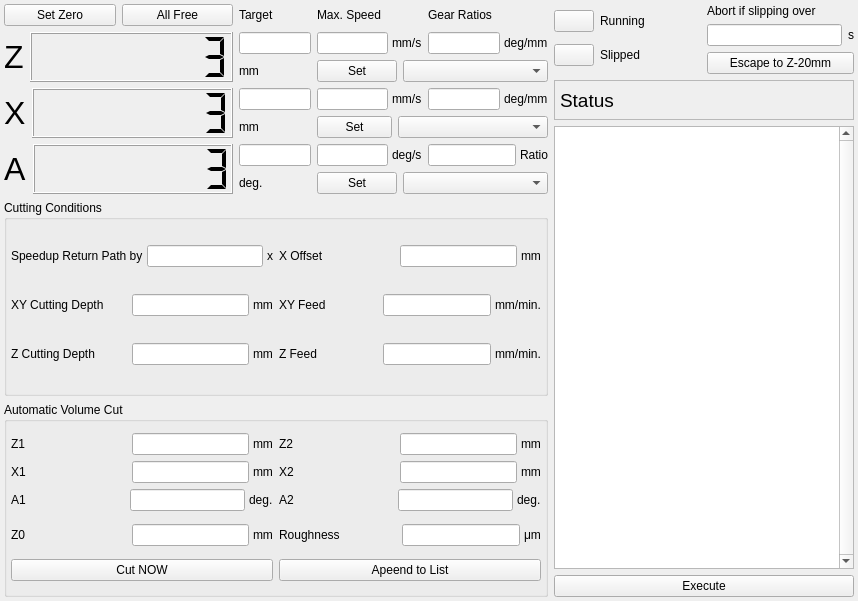
The window that modules/motor/camform.ui (northriv/KAME) describes before a commit, drawn with Qt 5.
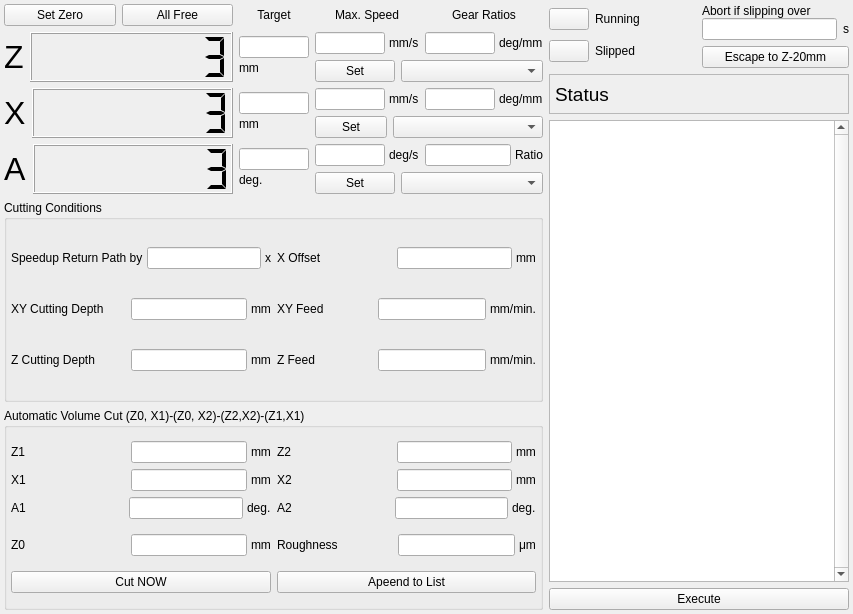
The same window after the commit.

Commit message: user friendly more

```diff
--- a/modules/motor/camform.ui
+++ b/modules/motor/camform.ui
@@ -6,8 +6,8 @@
    <rect>
     <x>0</x>
     <y>0</y>
-    <width>858</width>
-    <height>601</height>
+    <width>853</width>
+    <height>614</height>
    </rect>
   </property>
   <property name="windowTitle">
@@ -82,6 +82,9 @@
         <property name="text">
          <string>Target</string>
         </property>
+        <property name="alignment">
+         <set>Qt::AlignCenter</set>
+        </property>
         <property name="wordWrap">
          <bool>false</bool>
         </property>
@@ -104,6 +107,9 @@
         <property name="text">
          <string>Max. Speed</string>
         </property>
+        <property name="alignment">
+         <set>Qt::AlignCenter</set>
+        </property>
         <property name="wordWrap">
          <bool>false</bool>
         </property>
@@ -126,6 +132,9 @@
         <property name="text">
          <string>Gear Ratios</string>
         </property>
+        <property name="alignment">
+         <set>Qt::AlignCenter</set>
+        </property>
         <property name="wordWrap">
          <bool>false</bool>
         </property>
@@ -204,6 +213,15 @@
       </item>
       <item row="1" column="1" rowspan="2">
        <layout class="QVBoxLayout" name="verticalLayout_5">
+        <property name="spacing">
+         <number>0</number>
+        </property>
+        <property name="topMargin">
+         <number>4</number>
+        </property>
+        <property name="bottomMargin">
+         <number>4</number>
+        </property>
         <item>
          <widget class="QLineEdit" name="m_edTargetZ">
           <property name="sizePolicy">
@@ -340,7 +358,7 @@
          <widget class="QPushButton" name="m_btnSetMaxSpeedZ">
           <property name="minimumSize">
            <size>
-            <width>30</width>
+            <width>40</width>
             <height>0</height>
            </size>
           </property>
@@ -428,6 +446,15 @@
       </item>
       <item row="3" column="1" rowspan="2">
        <layout class="QVBoxLayout" name="verticalLayout_6">
+        <property name="spacing">
+         <number>0</number>
+        </property>
+        <property name="topMargin">
+         <number>4</number>
+        </property>
+        <property name="bottomMargin">
+         <number>4</number>
+        </property>
         <item>
          <widget class="QLineEdit" name="m_edTargetX">
           <property name="sizePolicy">
@@ -564,7 +591,7 @@
          <widget class="QPushButton" name="m_btnSetMaxSpeedX">
           <property name="minimumSize">
            <size>
-            <width>30</width>
+            <width>40</width>
             <height>0</height>
            </size>
           </property>
@@ -658,6 +685,15 @@
       </item>
       <item row="5" column="1" rowspan="2">
        <layout class="QVBoxLayout" name="verticalLayout_7">
+        <property name="spacing">
+         <number>0</number>
+        </property>
+        <property name="topMargin">
+         <number>4</number>
+        </property>
+        <property name="bottomMargin">
+         <number>4</number>
+        </property>
         <item>
          <widget class="QLineEdit" name="m_edTargetA">
           <property name="sizePolicy">
@@ -794,7 +830,7 @@
          <widget class="QPushButton" name="m_btnSetMaxSpeedA">
           <property name="minimumSize">
            <size>
-            <width>30</width>
+            <width>40</width>
             <height>0</height>
            </size>
           </property>
@@ -889,6 +925,9 @@
          <layout class="QVBoxLayout" name="verticalLayout_3">
           <item>
            <layout class="QVBoxLayout" name="verticalLayout_2">
+            <property name="spacing">
+             <number>0</number>
+            </property>
             <item>
              <widget class="QLabel" name="textLabel5_5">
               <property name="sizePolicy">
@@ -1422,7 +1461,7 @@
     <item row="2" column="0">
      <widget class="QGroupBox" name="groupBox_2">
       <property name="title">
-       <string>Automatic Volume Cut</string>
+       <string>Automatic Volume Cut (Z0, X1)-(Z0, X2)-(Z2,X2)-(Z1,X1)</string>
       </property>
       <layout class="QVBoxLayout" name="verticalLayout_11">
        <property name="leftMargin">
```
The commit also changes 2 other files.
